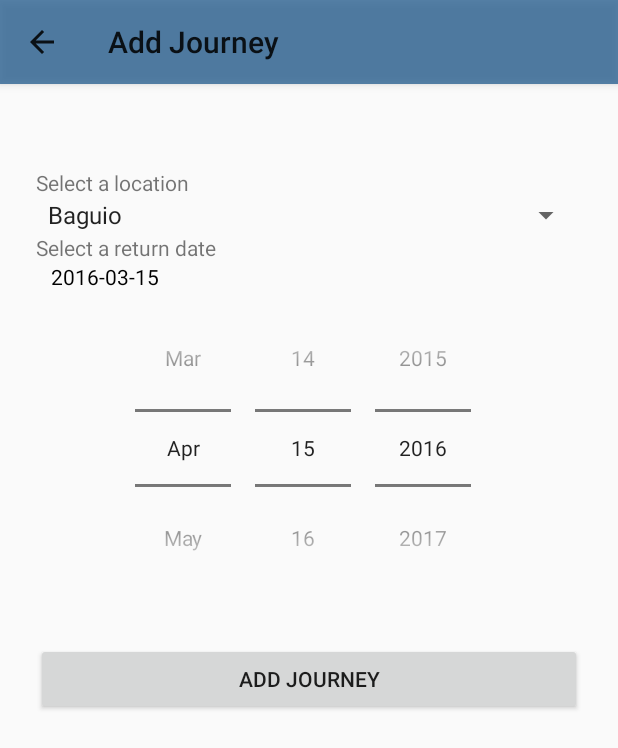
After one commit to krissacarbon/pasa-master, an Android app: the fragment AddJourney placed in its activity, on a phone screen of 412 x 824 dp. The commit adds this screen. Shown: the top 748 px of the screen. Run offline under Robolectric (Android 15) with nearby library versions, the phone set to English and light mode, and no system bars; our stand-ins replace ButterKnife; 2 statements that could not run were skipped.

Commit message:
add journey

```diff
--- /dev/null
+++ b/Pasabuy/app/src/main/java/com/pasabuy/pasabuy/AddJourney.java
@@ -0,0 +1,139 @@
+package com.pasabuy.pasabuy;
+
+import android.app.Activity;
+import android.app.ProgressDialog;
+import android.net.Uri;
+import android.os.AsyncTask;
+import android.os.Bundle;
+import android.app.Fragment;
+import android.support.v7.widget.AppCompatButton;
+import android.view.LayoutInflater;
+import android.view.View;
+import android.view.ViewGroup;
+import android.widget.DatePicker;
+import android.widget.EditText;
+import android.widget.Spinner;
+import android.widget.TextView;
+import android.widget.Toast;
+
+import org.json.JSONException;
+
+import java.util.Calendar;
+
+import butterknife.Bind;
+
+public class AddJourney extends Fragment {
+
+    private static String date;
+    private static String location;
+
+    public AddJourney() {
+
+    }
+
+    @Override
+    public void onStart() {
+        super.onStart();
+        this.getActivity().setTitle("Add Journey");
+    }
+
+
+    @Override
+    public View onCreateView(LayoutInflater inflater, ViewGroup container,
+                             Bundle savedInstanceState) {
+
+        View rootView = inflater.inflate(R.layout.fragment_add_journey, container, false);
+
+
+        //Get a new instance of Calendar
+        Calendar c = Calendar.getInstance();
+        int year = c.get(c.YEAR);
+        int month = c.get(c.MONTH) + 1;
+        int dayOfMonth = c.get(c.DAY_OF_MONTH);
+
+        //Get the widgets reference from XML layout
+        final TextView tv = (TextView) rootView.findViewById(R.id.return_date);
+        DatePicker dp = (DatePicker) rootView.findViewById(R.id.dp);
+        Spinner ls = (Spinner) rootView.findViewById(R.id.SpinnerFeedbackType);
+
+        //get location input
+        location = ls.getSelectedItem().toString();
+
+        //Display the DatePicker initial date
+        String twoDigitMonth = String.format("%02d", month);
+        tv.setText(year + "-" + twoDigitMonth + "-" + dayOfMonth);
+        date = year + "-" + twoDigitMonth + "-" + dayOfMonth;
+
+        //init(int year, int monthOfYear, int dayOfMonth, DatePicker.OnDateChangedListener onDateChangedListener) Initialize the state.
+        dp.init(
+                year,
+                month,
+                dayOfMonth,
+                new DatePicker.OnDateChangedListener() {
+
+                    @Override
+                    public void onDateChanged(
+                            DatePicker view,
+                            int year,
+                            int monthOfYear,
+                            int dayOfMonth) {
+                        monthOfYear++;
+                        String twoDigitMonth = String.format("%02d", monthOfYear);
+                        tv.setText(year + "-" + twoDigitMonth + "-" + dayOfMonth);
+                        date = year + "-" + twoDigitMonth + "-" + dayOfMonth;
+                    }
+                });
+
+        AppCompatButton addJourneyBtn = (AppCompatButton) rootView.findViewById(R.id.btn_addjourney);
+
+        addJourneyBtn.setOnClickListener(new View.OnClickListener() {
+            @Override
+            public void onClick(View view) {
+                addJourney();
+            }
+        });
+
+        return rootView;
+    }
+
+    public  void addJourney(){
+        new addJourneyTask().execute();
+    }
+
+    private class addJourneyTask extends AsyncTask<String, Void, Boolean> {
+        final ProgressDialog progressDialog = new ProgressDialog(getActivity(),R.style.AppTheme_Dark_Dialog);
+
+        @Override
+        protected void onPreExecute() {
+            super.onPreExecute();
+
+            progressDialog.setIndeterminate(true);
+            progressDialog.setMessage("Adding Journey...");
+            progressDialog.show();
+
+        }
+
+        @Override
+        protected Boolean doInBackground(String... params) {
+            boolean add_journey = false;
+            try {
+                add_journey = Utility.add_journey(location, "Philippines", date);
+            } catch (JSONException e) {
+                e.printStackTrace();
+            }
+            return add_journey;
+        }
+
+        @Override
+        protected void onPostExecute(Boolean result) {
+            super.onPostExecute(result);
+            if(result) {
+                Toast.makeText(getActivity().getApplicationContext(), "Journey successfully added!", Toast.LENGTH_LONG).show();
+            } else {
+            }
+            progressDialog.dismiss();
+        }
+
+
+    }
+}
--- a/Pasabuy/app/src/main/java/com/pasabuy/pasabuy/MainActivity.java
+++ b/Pasabuy/app/src/main/java/com/pasabuy/pasabuy/MainActivity.java
@@ -210,7 +210,7 @@ public class MainActivity extends ActionBarActivity {
                 fragment = new JourneyList();
                 break;
             case 2:
-                //fragment = new FaqsAndPolicies();
+                fragment = new AddJourney();
                 break;
             case 3:
                 //fragment = new Order();
--- /dev/null
+++ b/Pasabuy/app/src/main/res/layout/fragment_add_journey.xml
@@ -0,0 +1,78 @@
+<FrameLayout xmlns:android="http://schemas.android.com/apk/res/android"
+    xmlns:tools="http://schemas.android.com/tools" android:layout_width="match_parent"
+    android:layout_height="match_parent" tools:context="com.pasabuy.pasabuy.AddJourney">
+
+    <!-- TODO: Update blank fragment layout -->
+    <!--<TextView android:layout_width="match_parent" android:layout_height="match_parent"-->
+        <!--android:text="@string/hello_blank_fragment"-->
+        <!--android:id="@+id/add_journey_string" />-->
+
+    <ScrollView
+        xmlns:android="http://schemas.android.com/apk/res/android"
+        android:layout_width="fill_parent"
+        android:layout_height="fill_parent"
+        android:fitsSystemWindows="true">
+
+        <LinearLayout
+            android:orientation="vertical"
+            android:layout_width="match_parent"
+            android:layout_height="wrap_content"
+            android:paddingTop="56dp"
+            android:paddingLeft="24dp"
+            android:paddingRight="24dp">
+
+            <!--  Location -->
+            <TextView
+                android:id="@+id/spinner_label"
+                android:layout_width="wrap_content"
+                android:layout_height="wrap_content"
+                android:text="@string/location_string" />
+
+            <Spinner
+                android:id="@+id/SpinnerFeedbackType"
+                android:layout_height="wrap_content"
+                android:prompt="@string/location_string"
+                android:layout_width="fill_parent"
+                android:entries="@array/locations">
+            </Spinner>
+
+            <!--  Return Date -->
+            <TextView
+                android:id="@+id/return_date_label"
+                android:layout_width="wrap_content"
+                android:layout_height="wrap_content"
+                android:text="@string/return_date_string" />
+
+            <TextView
+                android:id="@+id/return_date"
+                android:layout_width="wrap_content"
+                android:layout_height="wrap_content"
+                android:text="@string/return_date_hint"
+                android:height="18dp"
+                android:textColor="#ff000000"
+                android:paddingLeft="10dp"/>
+
+            <DatePicker
+                android:id="@+id/dp"
+                android:layout_width="match_parent"
+                android:layout_height="wrap_content"
+                android:datePickerMode="spinner"
+                android:calendarViewShown="false"
+                android:layout_below="@id/return_date_label"/>
+
+
+            <!-- Add Journey Button -->
+            <android.support.v7.widget.AppCompatButton
+                android:id="@+id/btn_addjourney"
+                android:layout_width="fill_parent"
+                android:layout_height="wrap_content"
+                android:layout_marginTop="24dp"
+                android:layout_marginBottom="24dp"
+                android:padding="12dp"
+                android:text="Add Journey"/>
+
+
+        </LinearLayout>
+    </ScrollView>
+
+</FrameLayout>
--- a/Pasabuy/app/src/main/res/values/strings.xml
+++ b/Pasabuy/app/src/main/res/values/strings.xml
@@ -4,13 +4,16 @@
     <string name="hello_world">Hello world!</string>
     <string name="action_settings">Settings</string>
     <string name="login_api">https://pasabuy.com/api/authenticate</string>
+    <string name="location_string">Select a location</string>
+    <string name="return_date_string">Select a return date</string>
+    <string name="return_date_hint">YYYY-MM-DD</string>
 
     <string-array name="nav_drawer_items">
-        <item >Profile</item>
-        <item >View Journey</item>
-        <item >Add Journey</item>
-        <item >FAQS</item>
-        <item >Logout</item>
+        <item>Profile</item>
+        <item>View Journey</item>
+        <item>Add Journey</item>
+        <item>FAQS</item>
+        <item>Logout</item>
     </string-array>
 
     <array name="nav_drawer_icons">
@@ -20,4 +23,15 @@
         <item>@drawable/faqs_and_policies</item>
         <item>@drawable/logout</item>
     </array>
+
+    <string-array name="locations">
+        <item>Baguio</item>
+        <item>Manila</item>
+        <item>Cebu</item>
+        <item>Davao</item>
+        <item>Palawan</item>
+    </string-array>
+
+    <!-- TODO: Remove or change this placeholder text -->
+    <string name="hello_blank_fragment">Hello blank fragment</string>
 </resources>
```
